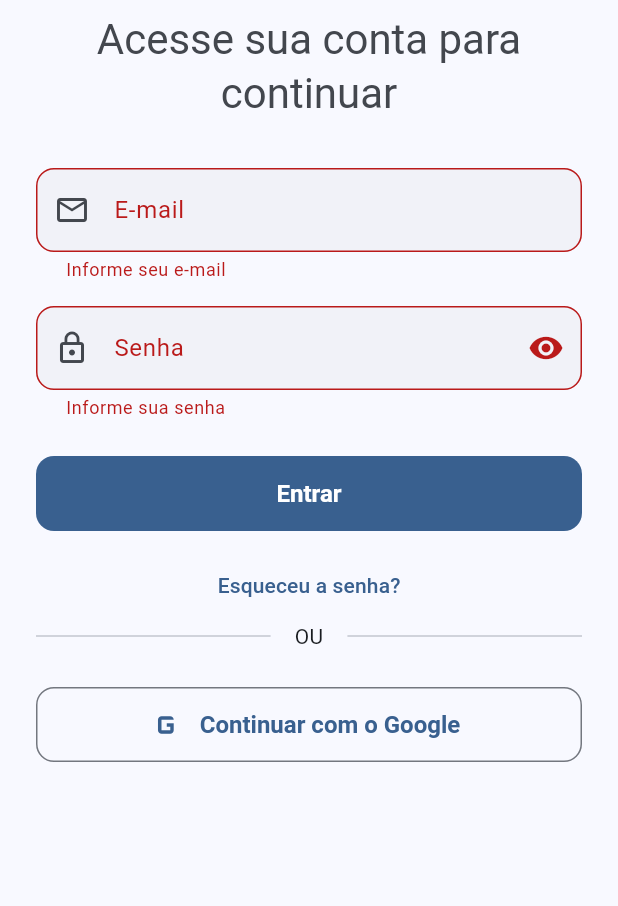
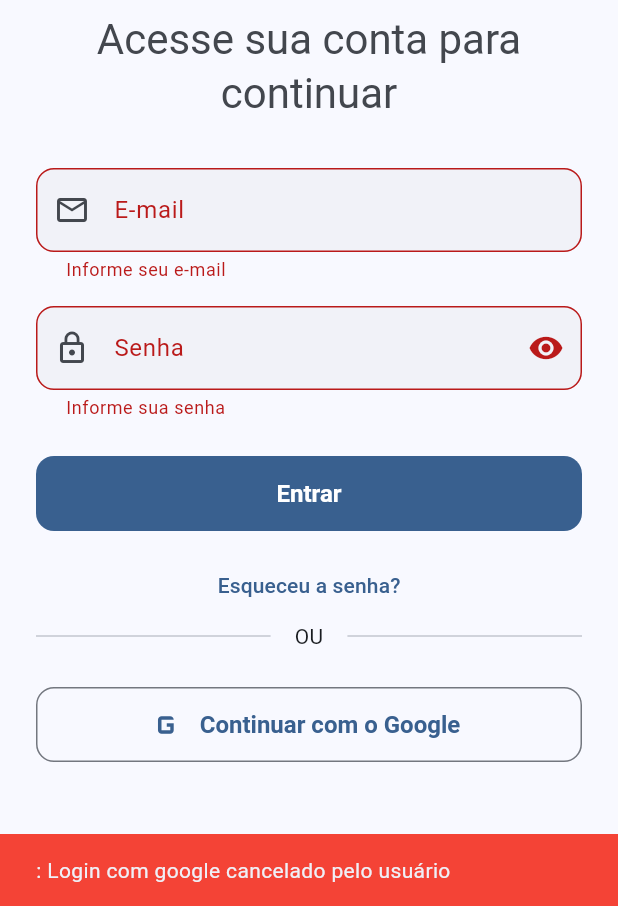
Before and after one commit to devhelmont-cmd/celulas_app, a Flutter app: the screen it shows after launch, after a tap on "Entrar", after a tap on "Continuar com o Google", on a phone screen of 412 x 824 dp, the part 330-1236 px from its top. Run offline on Flutter 3.47's test engine with Material 3 defaults, Android fonts, the phone set to English and light mode, and no system bars; our stand-ins replace firebase_auth, firebase_core, google_sign_in; accounts and stored records are empty.

Commit message:
feat: conclui integracao do google sign-in e auth controller

```diff
--- /dev/null
+++ b/lib/src/features/auth/presentation/controllers/auth_controller.dart
@@ -0,0 +1,39 @@
+import 'package:celulas_app/src/features/auth/domain/usecases/login_with_email.dart';
+import 'package:celulas_app/src/features/auth/domain/usecases/login_with_google.dart';
+import 'package:celulas_app/src/features/auth/presentation/controllers/auth_state.dart';
+import 'package:flutter/foundation.dart';
+
+class AuthController extends ValueNotifier<AuthState> {
+  final LoginWithEmailUseCase _loginWithEmailUseCase;
+  final LoginWithGoogleUseCase _loginWithGoogleUseCase;
+
+  AuthController({
+    required LoginWithEmailUseCase loginWithEmailUseCase,
+    required LoginWithGoogleUseCase loginWithGoogleUseCase,
+  }) : _loginWithEmailUseCase = loginWithEmailUseCase,
+       _loginWithGoogleUseCase = loginWithGoogleUseCase,
+       super(AuthInitialState());
+
+  Future<void> loginWithEmail(String email, String password) async {
+    value = AuthLoadingState();
+    try {
+      final user = await _loginWithEmailUseCase(
+        email: email,
+        password: password,
+      );
+      value = AuthSuccessState(user);
+    } catch (e) {
+      value = AuthErrorState(e.toString().replaceAll('Exception', ''));
+    }
+  }
+
+  Future<void> logingWithGoogle() async {
+    value = AuthLoadingState();
+    try {
+      final user = await _loginWithGoogleUseCase();
+      value = AuthSuccessState(user);
+    } catch (e) {
+      value = AuthErrorState(e.toString().replaceAll('Exception', ''));
+    }
+  }
+}
--- /dev/null
+++ b/lib/src/features/auth/presentation/controllers/auth_state.dart
@@ -0,0 +1,19 @@
+import 'package:celulas_app/src/features/auth/domain/entities/user_entity.dart';
+
+sealed class AuthState {}
+
+class AuthInitialState extends AuthState {}
+
+class AuthLoadingState extends AuthState {}
+
+class AuthSuccessState extends AuthState {
+  final UserEntity user;
+
+  AuthSuccessState(this.user);
+}
+
+class AuthErrorState extends AuthState {
+  final String message;
+
+  AuthErrorState(this.message);
+}
--- a/lib/src/features/auth/presentation/pages/login_page.dart
+++ b/lib/src/features/auth/presentation/pages/login_page.dart
@@ -1,3 +1,9 @@
+import 'package:celulas_app/src/features/auth/data/datasources/auth_remote_datasource.dart';
+import 'package:celulas_app/src/features/auth/data/repositories/auth_repository_impl.dart';
+import 'package:celulas_app/src/features/auth/domain/usecases/login_with_email.dart';
+import 'package:celulas_app/src/features/auth/domain/usecases/login_with_google.dart';
+import 'package:celulas_app/src/features/auth/presentation/controllers/auth_controller.dart';
+import 'package:celulas_app/src/features/auth/presentation/controllers/auth_state.dart';
 import 'package:flutter/material.dart';
 
 class LoginPage extends StatefulWidget {
@@ -13,20 +19,56 @@ class _LoginPageState extends State<LoginPage> {
   final _passwordController = TextEditingController();
   bool _isPasswordVisible = false;
 
+  late final AuthController _authController;
+
+  @override
+  void initState() {
+    super.initState();
+    final dataSource = AuthRemoteDataSourceImpl();
+    final repository = AuthRepositoryImpl(dataSource);
+
+    _authController = AuthController(
+      loginWithEmailUseCase: LoginWithEmailUseCase(repository),
+      loginWithGoogleUseCase: LoginWithGoogleUseCase(repository),
+    );
+
+    _authController.addListener(_onAuthStateChanged);
+  }
+
+  void _onAuthStateChanged() {
+    final state = _authController.value;
+    if (state is AuthErrorState) {
+      ScaffoldMessenger.of(context).showSnackBar(
+        SnackBar(content: Text(state.message), backgroundColor: Colors.red),
+      );
+    } else if (state is AuthSuccessState) {
+      ScaffoldMessenger.of(context).showSnackBar(
+        SnackBar(content: Text('Bem-vindo, ${state.user.email}!')),
+      );
+      //TODO: Navegar para a HomePage
+    }
+  }
+
   @override
   void dispose() {
     _emailController.dispose();
     _passwordController.dispose();
+    _authController.removeListener(_onAuthStateChanged);
+    _authController.dispose();
     super.dispose();
   }
 
-  void _onLogin() {
+  void _onLoginWithEmail() {
     if (_formKey.currentState?.validate() ?? false) {
-      //TODO: Chamar UseCase/Controller de Login
-      ScaffoldMessenger.of(context).showSnackBar(
-        const SnackBar(content: Text('Validando dados de acesso...')),
+      _authController.loginWithEmail(
+        _emailController.text,
+        _passwordController.text,
       );
     }
+  }
+
+  void _onLoginWithGoogle() {
+    _authController.logingWithGoogle();
   }
 
   @override
@@ -41,7 +83,11 @@ class _LoginPageState extends State<LoginPage> {
             constraints: const BoxConstraints(maxWidth: 400),
             child: Form(
               key: _formKey,
-              child: Column(
+              child: ValueListenableBuilder<AuthState>(
+                valueListenable: _authController,
+                builder: (context, state, child) {
+                  final isLoading = state is AuthLoadingState;
+                  return Column(
                     mainAxisAlignment: MainAxisAlignment.center,
                     crossAxisAlignment: CrossAxisAlignment.center,
                     children: [
@@ -76,6 +122,7 @@ class _LoginPageState extends State<LoginPage> {
                           hintText: 'exemplo@email.com',
                           prefixIcon: Icon(Icons.email_outlined),
                         ),
+                        enabled: !isLoading,
                         validator: (value) {
                           if (value == null || value.isEmpty) {
                             return 'Informe seu e-mail';
@@ -90,6 +137,7 @@ class _LoginPageState extends State<LoginPage> {
                       TextFormField(
                         controller: _passwordController,
                         obscureText: !_isPasswordVisible,
+                        enabled: !isLoading,
                         decoration: InputDecoration(
                           label: Text('Senha'),
                           prefixIcon: const Icon(Icons.lock_outline),
@@ -117,10 +165,19 @@ class _LoginPageState extends State<LoginPage> {
                         },
                       ),
                       const SizedBox(height: 24),
-                  FilledButton(onPressed: _onLogin, child: Text('Entrar')),
+                      if (isLoading)
+                        const CircularProgressIndicator()
+                      else ...[
+                        FilledButton(
+                          onPressed: _onLoginWithEmail,
+                          child: Text('Entrar'),
+                        ),
+                      ],
                       const SizedBox(height: 12),
                       TextButton(
-                    onPressed: () {},
+                        onPressed: () {
+                          //TODO: Implementar redefinição de senha
+                        },
                         child: const Text('Esqueceu a senha?'),
                       ),
                       const Row(
@@ -135,11 +192,13 @@ class _LoginPageState extends State<LoginPage> {
                       ),
                       const SizedBox(height: 24),
                       OutlinedButton.icon(
-                    onPressed: () {},
+                        onPressed: _onLoginWithGoogle,
                         icon: const Icon(Icons.g_mobiledata, size: 28),
                         label: const Text('Continuar com o Google'),
                       ),
                     ],
+                  );
+                },
               ),
             ),
           ),
```
Also changed, not shown: 1 other file. Lines whose indentation alone changed are shown as unchanged.
